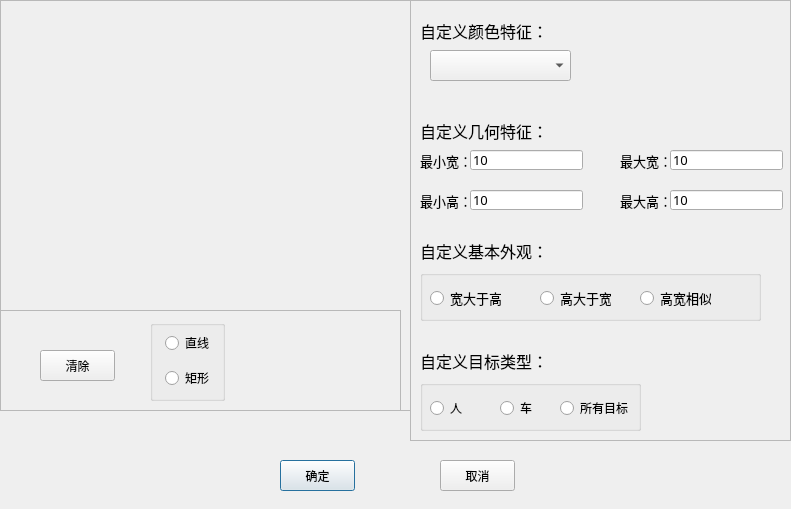
ronnyMakhuddin/motion-detect-tiqu, file SystemTest/RealTimeAbstract_Qt/RealTimeAbstract_Qt/drawform.ui: the form before one commit.
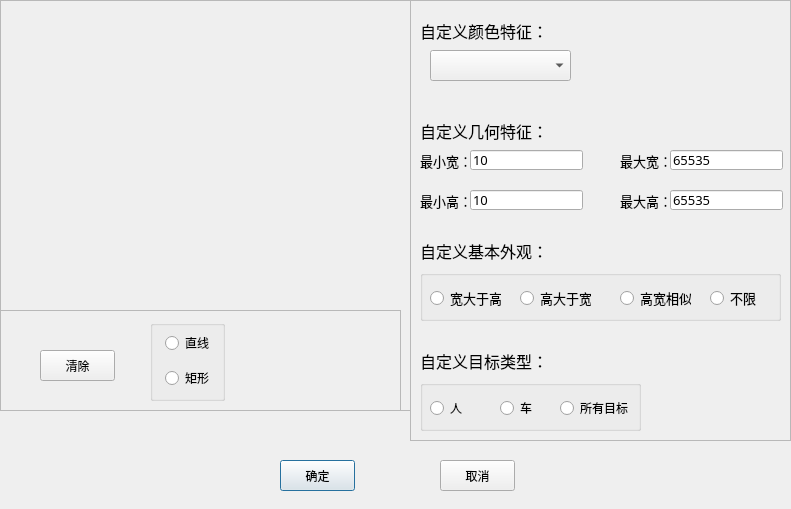
The form after the commit. Icons and pictures are not drawn.

Patch:
```diff
--- a/SystemTest/RealTimeAbstract_Qt/RealTimeAbstract_Qt/drawform.ui
+++ b/SystemTest/RealTimeAbstract_Qt/RealTimeAbstract_Qt/drawform.ui
@@ -322,7 +322,7 @@
      </font>
     </property>
     <property name="text">
-     <string>10</string>
+     <string>65535</string>
     </property>
    </widget>
    <widget class="QLineEdit" name="lineEdit_minH">
@@ -360,7 +360,7 @@
      </font>
     </property>
     <property name="text">
-     <string>10</string>
+     <string>65535</string>
     </property>
    </widget>
    <widget class="QLabel" name="label_10">
@@ -387,7 +387,7 @@
      <rect>
       <x>10</x>
       <y>270</y>
-      <width>341</width>
+      <width>361</width>
       <height>51</height>
      </rect>
     </property>
@@ -416,7 +416,7 @@
     <widget class="QRadioButton" name="radioButton_htw">
      <property name="geometry">
       <rect>
-       <x>120</x>
+       <x>100</x>
        <y>20</y>
        <width>71</width>
        <height>16</height>
@@ -435,7 +435,7 @@
     <widget class="QRadioButton" name="radioButton_hew">
      <property name="geometry">
       <rect>
-       <x>220</x>
+       <x>200</x>
        <y>20</y>
        <width>71</width>
        <height>16</height>
@@ -451,6 +451,25 @@
       <string>高宽相似</string>
      </property>
     </widget>
+    <widget class="QRadioButton" name="radioButton_nolimit">
+     <property name="geometry">
+      <rect>
+       <x>290</x>
+       <y>20</y>
+       <width>51</width>
+       <height>16</height>
+      </rect>
+     </property>
+     <property name="font">
+      <font>
+       <family>Agency FB</family>
+       <pointsize>10</pointsize>
+      </font>
+     </property>
+     <property name="text">
+      <string>不限</string>
+     </property>
+    </widget>
    </widget>
    <widget class="QLabel" name="label_11">
     <property name="geometry">
```
